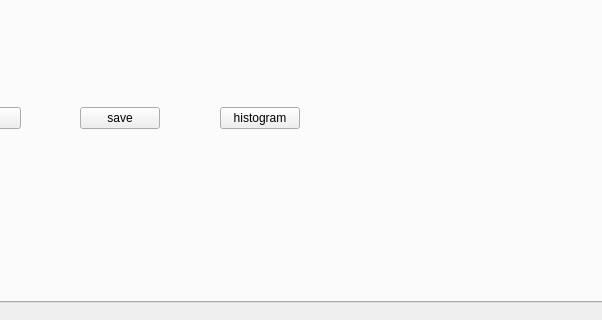
Before: the Qt Designer form mainwindow.ui in Zrealshadow/digitalpicture, drawn with Qt 5; both pictures show x 522 to 1124 and y 438 to 758 of the 1124 by 758 pixel window.
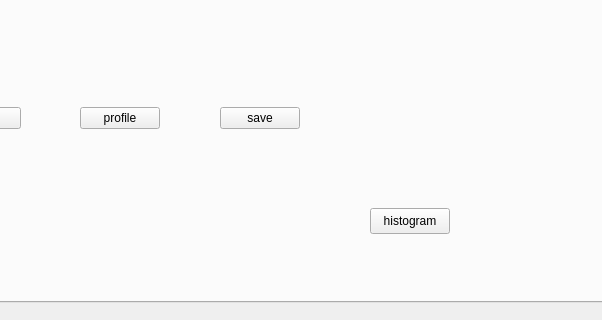
After: the same form once the commit is applied. Custom widgets are drawn as their Qt base class.

What changed in the file:
```diff
--- a/mainwindow.ui
+++ b/mainwindow.ui
@@ -1341,6 +1341,26 @@
          </property>
         </spacer>
        </item>
+       <item>
+        <widget class="QPushButton" name="profile_point">
+         <property name="text">
+          <string>profile</string>
+         </property>
+        </widget>
+       </item>
+       <item>
+        <spacer name="horizontalSpacer_10">
+         <property name="orientation">
+          <enum>Qt::Horizontal</enum>
+         </property>
+         <property name="sizeHint" stdset="0">
+          <size>
+           <width>40</width>
+           <height>20</height>
+          </size>
+         </property>
+        </spacer>
+       </item>
        <item>
         <widget class="QPushButton" name="save_hist_point">
          <property name="text">
@@ -1348,28 +1368,21 @@
          </property>
         </widget>
        </item>
-       <item>
-        <spacer name="horizontalSpacer_10">
-         <property name="orientation">
-          <enum>Qt::Horizontal</enum>
-         </property>
-         <property name="sizeHint" stdset="0">
-          <size>
-           <width>40</width>
-           <height>20</height>
-          </size>
-         </property>
-        </spacer>
-       </item>
-       <item>
-        <widget class="QPushButton" name="show_histogram_point">
-         <property name="text">
-          <string>histogram</string>
-         </property>
-        </widget>
-       </item>
       </layout>
      </widget>
+     <widget class="QPushButton" name="show_histogram_point">
+      <property name="geometry">
+       <rect>
+        <x>890</x>
+        <y>620</y>
+        <width>80</width>
+        <height>26</height>
+       </rect>
+      </property>
+      <property name="text">
+       <string>histogram</string>
+      </property>
+     </widget>
     </widget>
    </widget>
   </widget>
```
Left out of the diff: 2 changed lines with no effect on the pictures.
